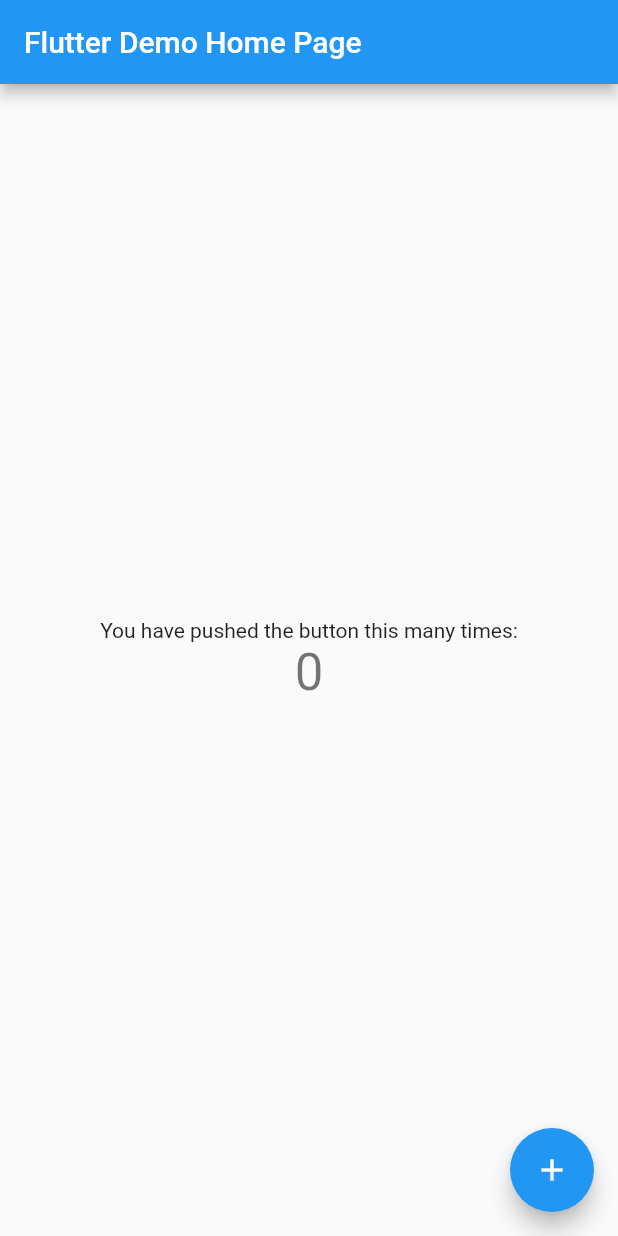
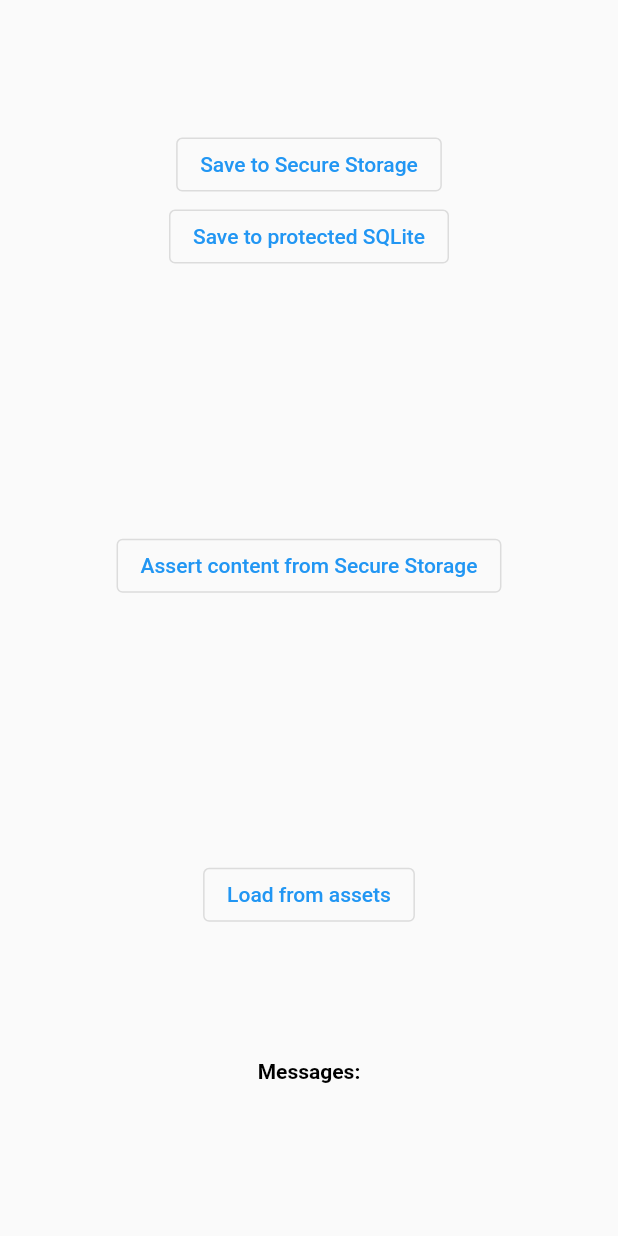
Before and after one commit to limonadev/storage_test, a Flutter app: the screen it shows after launch, on a phone screen of 412 x 824 dp. Run offline on Flutter 3.47's test engine with Material 2 defaults, Android fonts, the phone set to English and light mode, and no system bars; our stand-ins replace flutter_secure_storage.

Commit message:
Added load from assets. Added save to storage.

```diff
--- a/lib/main.dart
+++ b/lib/main.dart
@@ -1,117 +1,173 @@
 import 'package:flutter/material.dart';
+import 'package:flutter/services.dart' show rootBundle;
+import 'package:flutter_secure_storage/flutter_secure_storage.dart';
 
 void main() {
   runApp(MyApp());
 }
 
 class MyApp extends StatelessWidget {
-  // This widget is the root of your application.
   @override
   Widget build(BuildContext context) {
     return MaterialApp(
-      title: 'Flutter Demo',
+      title: 'Storage Test',
       theme: ThemeData(
-        // This is the theme of your application.
-        //
-        // Try running your application with "flutter run". You'll see the
-        // application has a blue toolbar. Then, without quitting the app, try
-        // changing the primarySwatch below to Colors.green and then invoke
-        // "hot reload" (press "r" in the console where you ran "flutter run",
-        // or simply save your changes to "hot reload" in a Flutter IDE).
-        // Notice that the counter didn't reset back to zero; the application
-        // is not restarted.
         primarySwatch: Colors.blue,
-        // This makes the visual density adapt to the platform that you run
-        // the app on. For desktop platforms, the controls will be smaller and
-        // closer together (more dense) than on mobile platforms.
         visualDensity: VisualDensity.adaptivePlatformDensity,
       ),
-      home: MyHomePage(title: 'Flutter Demo Home Page'),
+      home: StoragePage(),
     );
   }
 }
 
-class MyHomePage extends StatefulWidget {
-  MyHomePage({Key key, this.title}) : super(key: key);
+class StoragePage extends StatefulWidget {
+  StoragePage()
+      : storage = FlutterSecureStorage(),
+        storageKey = 'CONTENT';
 
-  // This widget is the home page of your application. It is stateful, meaning
-  // that it has a State object (defined below) that contains fields that affect
-  // how it looks.
-
-  // This class is the configuration for the state. It holds the values (in this
-  // case the title) provided by the parent (in this case the App widget) and
-  // used by the build method of the State. Fields in a Widget subclass are
-  // always marked "final".
-
-  final String title;
+  final FlutterSecureStorage storage;
+  final String storageKey;
 
   @override
-  _MyHomePageState createState() => _MyHomePageState();
+  _StoragePageState createState() => _StoragePageState();
 }
 
-class _MyHomePageState extends State<MyHomePage> {
-  int _counter = 0;
+class _StoragePageState extends State<StoragePage> {
+  bool checkingStorage = false,
+      loadingFromAssets = false,
+      savingToStorage = false;
+  String content;
+  String message;
 
-  void _incrementCounter() {
+  @override
+  Widget build(BuildContext context) {
+    return Scaffold(
+      body: Center(
+        child: Column(
+          mainAxisAlignment: MainAxisAlignment.center,
+          children: [
+            Spacer(),
+            _saveToStorageWidget(),
+            OutlinedButton(
+              onPressed: () {},
+              child: Text('Save to protected SQLite'),
+            ),
+            Spacer(flex: 2),
+            _assertStorageContentWidget(),
+            Spacer(flex: 2),
+            _loadFromAssetsWidget(),
+            Spacer(),
+            RichText(
+              text: TextSpan(
+                style: TextStyle(
+                  color: Colors.black,
+                ),
+                children: [
+                  TextSpan(
+                    text: 'Messages:\n',
+                    style: TextStyle(
+                      fontWeight: FontWeight.bold,
+                    ),
+                  ),
+                  TextSpan(text: message ?? ''),
+                ],
+              ),
+            ),
+            Spacer(),
+          ],
+        ),
+      ),
+    );
+  }
+
+  Widget _assertStorageContentWidget() {
+    Widget result;
+    if (checkingStorage == true) {
+      result = CircularProgressIndicator();
+    } else {
+      result = OutlinedButton(
+        onPressed: _assertContentFromStorage,
+        child: Text('Assert content from Secure Storage'),
+      );
+    }
+    return result;
+  }
+
+  Widget _loadFromAssetsWidget() {
+    Widget result;
+    if (loadingFromAssets == true) {
+      result = CircularProgressIndicator();
+    } else {
+      result = content == null
+          ? OutlinedButton(
+              onPressed: _loadFileFromAssets,
+              child: Text('Load from assets'),
+            )
+          : Text(
+              'Content from assets is already in RAM',
+            );
+    }
+    return result;
+  }
+
+  Widget _saveToStorageWidget() {
+    Widget result;
+    if (savingToStorage == true) {
+      result = CircularProgressIndicator();
+    } else {
+      result = OutlinedButton(
+        onPressed: _saveContentOnStorage,
+        child: Text('Save to Secure Storage'),
+      );
+    }
+    return result;
+  }
+
+  void _assertContentFromStorage() async {
     setState(() {
-      // This call to setState tells the Flutter framework that something has
-      // changed in this State, which causes it to rerun the build method below
-      // so that the display can reflect the updated values. If we changed
-      // _counter without calling setState(), then the build method would not be
-      // called again, and so nothing would appear to happen.
-      _counter++;
+      checkingStorage = true;
+    });
+
+    var contentFromStorage = await widget.storage.read(
+      key: widget.storageKey,
+    );
+
+    setState(() {
+      message =
+          'Content from file is ${content == contentFromStorage ? 'equal to' : 'different from'} the content in Storage';
+      checkingStorage = false;
     });
   }
 
-  @override
-  Widget build(BuildContext context) {
-    // This method is rerun every time setState is called, for instance as done
-    // by the _incrementCounter method above.
-    //
-    // The Flutter framework has been optimized to make rerunning build methods
-    // fast, so that you can just rebuild anything that needs updating rather
-    // than having to individually change instances of widgets.
-    return Scaffold(
-      appBar: AppBar(
-        // Here we take the value from the MyHomePage object that was created by
-        // the App.build method, and use it to set our appbar title.
-        title: Text(widget.title),
-      ),
-      body: Center(
-        // Center is a layout widget. It takes a single child and positions it
-        // in the middle of the parent.
-        child: Column(
-          // Column is also a layout widget. It takes a list of children and
-          // arranges them vertically. By default, it sizes itself to fit its
-          // children horizontally, and tries to be as tall as its parent.
-          //
-          // Invoke "debug painting" (press "p" in the console, choose the
-          // "Toggle Debug Paint" action from the Flutter Inspector in Android
-          // Studio, or the "Toggle Debug Paint" command in Visual Studio Code)
-          // to see the wireframe for each widget.
-          //
-          // Column has various properties to control how it sizes itself and
-          // how it positions its children. Here we use mainAxisAlignment to
-          // center the children vertically; the main axis here is the vertical
-          // axis because Columns are vertical (the cross axis would be
-          // horizontal).
-          mainAxisAlignment: MainAxisAlignment.center,
-          children: <Widget>[
-            Text(
-              'You have pushed the button this many times:',
-            ),
-            Text(
-              '$_counter',
-              style: Theme.of(context).textTheme.headline4,
-            ),
-          ],
-        ),
-      ),
-      floatingActionButton: FloatingActionButton(
-        onPressed: _incrementCounter,
-        tooltip: 'Increment',
-        child: Icon(Icons.add),
-      ), // This trailing comma makes auto-formatting nicer for build methods.
-    );
+  void _loadFileFromAssets() async {
+    setState(() {
+      loadingFromAssets = true;
+    });
+
+    var start = DateTime.now();
+    content = await rootBundle.loadString('assets/files/random_words.txt');
+    var end = DateTime.now();
+
+    setState(() {
+      message =
+          'Loading total time: ${end.difference(start).inMilliseconds} ms';
+      loadingFromAssets = false;
+    });
+  }
+
+  void _saveContentOnStorage() async {
+    setState(() {
+      savingToStorage = true;
+    });
+
+    var start = DateTime.now();
+    await widget.storage.write(key: widget.storageKey, value: content);
+    var end = DateTime.now();
+
+    setState(() {
+      message =
+          'Saving to Storage total time: ${end.difference(start).inMilliseconds} ms';
+      savingToStorage = false;
+    });
   }
 }
```
